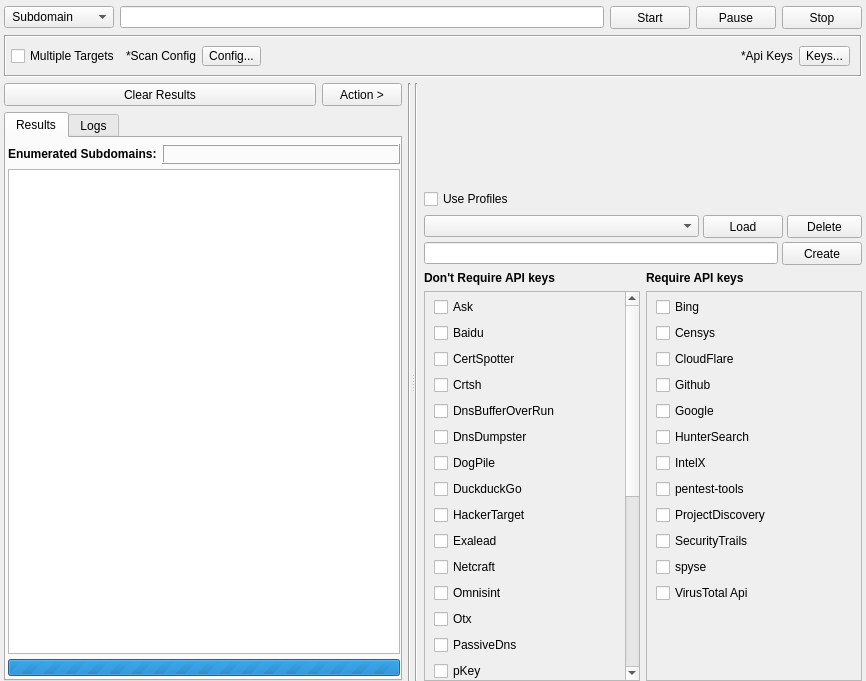
The window that gui/src/engines/osint/Osint.ui (3nock/OTE) describes before a commit, drawn with Qt 5.
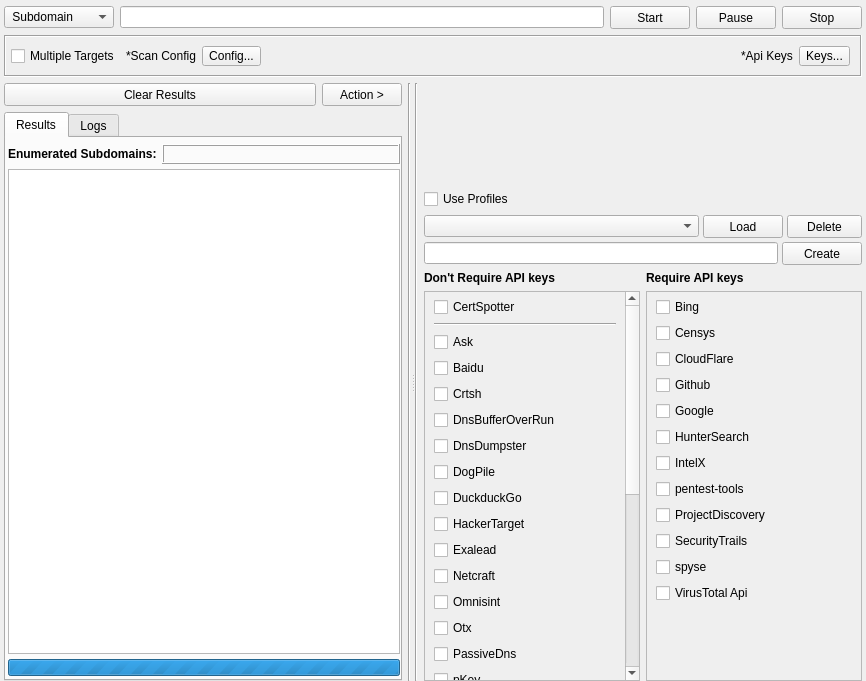
The same window after the commit. Custom widgets are drawn as their Qt base class.

Commit message: re-writting osint engines in C++ instead of python

```diff
--- a/gui/src/engines/osint/Osint.ui
+++ b/gui/src/engines/osint/Osint.ui
@@ -855,7 +855,7 @@
                   <x>0</x>
                   <y>0</y>
                   <width>184</width>
-                  <height>654</height>
+                  <height>663</height>
                  </rect>
                 </property>
                 <layout class="QVBoxLayout" name="verticalLayout_11">
@@ -865,6 +865,20 @@
                  <property name="bottomMargin">
                   <number>5</number>
                  </property>
+                 <item>
+                  <widget class="QCheckBox" name="checkBox_engine_certspotter">
+                   <property name="text">
+                    <string>CertSpotter</string>
+                   </property>
+                  </widget>
+                 </item>
+                 <item>
+                  <widget class="Line" name="line">
+                   <property name="orientation">
+                    <enum>Qt::Horizontal</enum>
+                   </property>
+                  </widget>
+                 </item>
                  <item>
                   <widget class="QCheckBox" name="checkBox_engine_ask">
                    <property name="text">
@@ -879,13 +893,6 @@
                    </property>
                   </widget>
                  </item>
-                 <item>
-                  <widget class="QCheckBox" name="checkBox_engine_certspotter">
-                   <property name="text">
-                    <string>CertSpotter</string>
-                   </property>
-                  </widget>
-                 </item>
                  <item>
                   <widget class="QCheckBox" name="checkBox_engine_crtsh">
                    <property name="text">
```
The commit also changes 39 other files.
